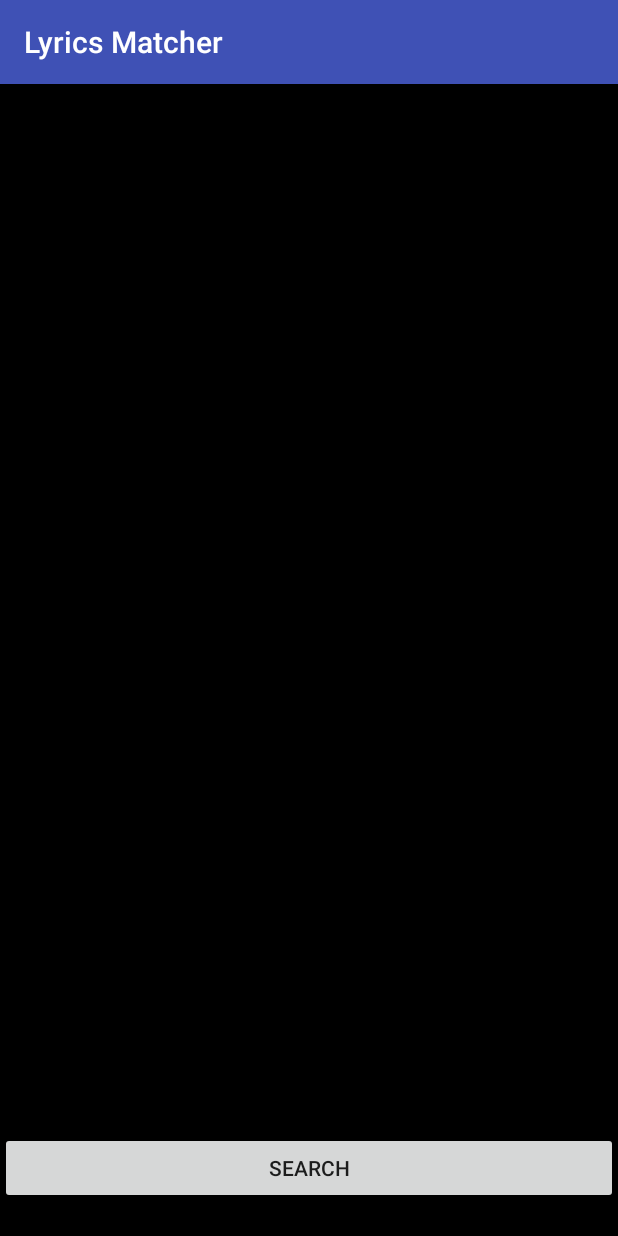
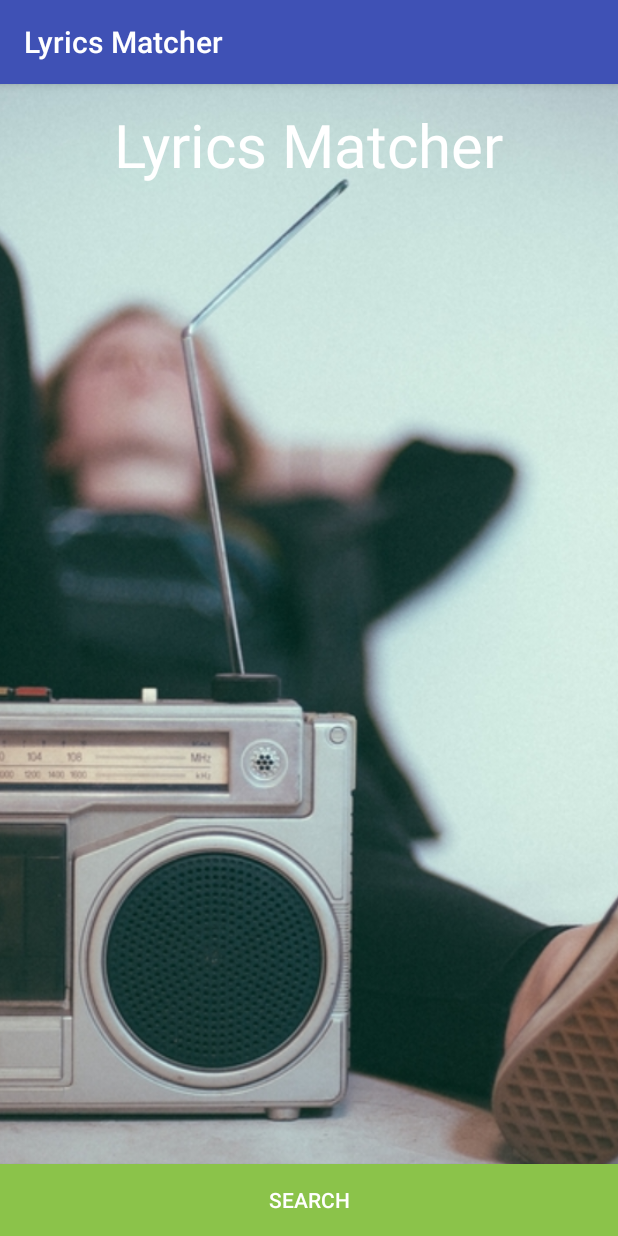
Before and after one commit to Edgarcho/Parallel-Music, an Android app: the screen it shows after launch (MainActivity), on a phone screen of 412 x 824 dp. Run offline under Robolectric (Android 15) with nearby library versions, the phone set to English and light mode, and no system bars.

Commit message:
Add imageview, textview, and buttonview tomain activity

```diff
--- a/app/src/main/res/layout/activity_main.xml
+++ b/app/src/main/res/layout/activity_main.xml
@@ -5,13 +5,10 @@
 
     <ImageView
         android:id="@+id/imageView"
-        android:layout_width="match_parent"
+        android:layout_width="wrap_content"
         android:layout_height="match_parent"
-        android:layout_alignParentLeft="true"
-        android:layout_alignParentStart="true"
-        android:layout_alignParentTop="true"
         android:scaleType="centerCrop"
-        app:srcCompat="@android:color/background_dark" />
+        app:srcCompat="@drawable/background" />
 
     <TextView
         android:id="@+id/appName"
@@ -20,7 +17,9 @@
         android:layout_alignParentTop="true"
         android:layout_centerHorizontal="true"
         android:layout_marginTop="13dp"
-        android:text="Lyrics Matcher" />
+        android:text="Lyrics Matcher"
+        android:textColor="@color/colorTextIcons"
+        android:textSize="40sp" />
 
     <Button
         android:id="@+id/searchButton"
@@ -28,7 +27,8 @@
         android:layout_height="wrap_content"
         android:layout_alignParentBottom="true"
         android:layout_centerHorizontal="true"
-        android:layout_marginBottom="21dp"
+        android:background="@color/colorAccent"
+        android:textColor="@color/colorTextIcons"
         android:text="Search" />
 
 </RelativeLayout>
```
Also changed, not shown: app/src/main/res/drawable/background.jpg (added).
